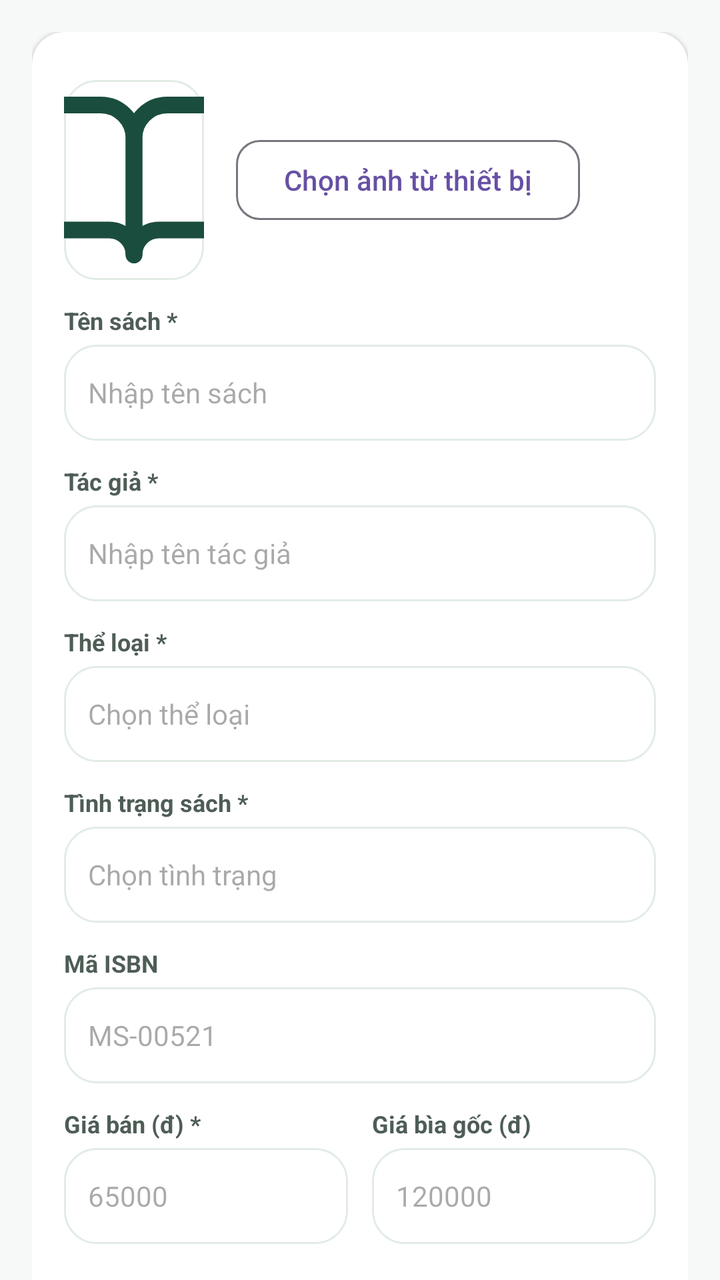
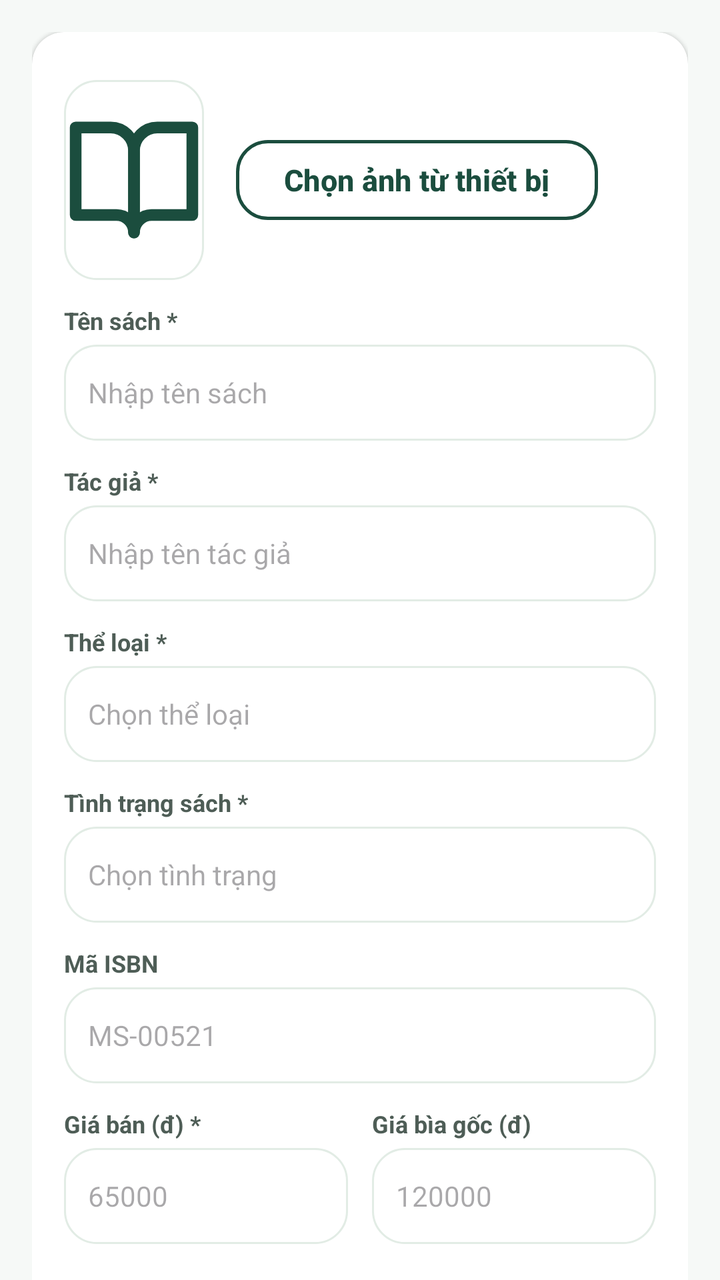

Before-and-after screenshots of an Android layout around one commit, followed by the original layout XML and the change that was made.
<!-- AndroidManifest.xml: application theme Theme.Quanlycuahangsachcu -->
<!-- res/layout/fragment_add_book.xml -->
<?xml version="1.0" encoding="utf-8"?>
<androidx.core.widget.NestedScrollView xmlns:android="http://schemas.android.com/apk/res/android"
    xmlns:app="http://schemas.android.com/apk/res-auto"
    android:layout_width="match_parent"
    android:layout_height="match_parent"
    android:background="@color/background"
    android:fillViewport="true">

    <LinearLayout
        android:layout_width="match_parent"
        android:layout_height="wrap_content"
        android:orientation="vertical"
        android:padding="16dp">

        <androidx.cardview.widget.CardView
            android:layout_width="match_parent"
            android:layout_height="wrap_content"
            app:cardCornerRadius="16dp"
            app:cardElevation="1dp"
            app:cardBackgroundColor="@color/surface">

            <LinearLayout
                android:layout_width="match_parent"
                android:layout_height="wrap_content"
                android:orientation="vertical"
                android:padding="16dp">

                
                <LinearLayout
                    android:layout_width="match_parent"
                    android:layout_height="wrap_content"
                    android:layout_marginTop="8dp"
                    android:gravity="center_vertical"
                    android:orientation="horizontal">

                    <ImageView
                        android:id="@+id/ivBookImage"
                        android:layout_width="70dp"
                        android:layout_height="100dp"
                        android:background="@drawable/bg_search_box"
                        android:contentDescription="Book Image"
                        android:scaleType="centerCrop"
                        android:src="@drawable/ic_book_open" />

                    <Button
                        android:id="@+id/btnSelectImage"
                        style="?attr/materialButtonOutlinedStyle"
                        android:layout_width="wrap_content"
                        android:layout_height="wrap_content"
                        android:layout_marginStart="16dp"
                        android:text="Chọn ảnh từ thiết bị"
                        app:cornerRadius="12dp" />
                </LinearLayout>

                
                <TextView
                    android:layout_width="wrap_content"
                    android:layout_height="wrap_content"
                    android:layout_marginTop="12dp"
                    android:text="Tên sách *"
                    android:textColor="@color/on_surface_variant"
                    android:textSize="12sp"
                    android:textStyle="bold" />

                <EditText
                    android:id="@+id/edtAddTitle"
                    android:layout_width="match_parent"
                    android:layout_height="48dp"
                    android:layout_marginTop="4dp"
                    android:autofillHints="name"
                    android:background="@drawable/bg_search_box"
                    android:hint="Nhập tên sách"
                    android:inputType="text"
                    android:paddingHorizontal="12dp"
                    android:textSize="14sp" />

                
                <TextView
                    android:layout_width="wrap_content"
                    android:layout_height="wrap_content"
                    android:layout_marginTop="12dp"
                    android:text="Tác giả *"
                    android:textColor="@color/on_surface_variant"
                    android:textSize="12sp"
                    android:textStyle="bold" />

                <EditText
                    android:id="@+id/edtAddAuthor"
                    android:layout_width="match_parent"
                    android:layout_height="48dp"
                    android:layout_marginTop="4dp"
                    android:autofillHints="name"
                    android:background="@drawable/bg_search_box"
                    android:hint="Nhập tên tác giả"
                    android:inputType="text"
                    android:paddingHorizontal="12dp"
                    android:textSize="14sp" />

                
                <TextView
                    android:layout_width="wrap_content"
                    android:layout_height="wrap_content"
                    android:layout_marginTop="12dp"
                    android:text="Thể loại *"
                    android:textColor="@color/on_surface_variant"
                    android:textSize="12sp"
                    android:textStyle="bold" />

                <AutoCompleteTextView
                    android:id="@+id/autoCompleteCategory"
                    android:layout_width="match_parent"
                    android:layout_height="48dp"
                    android:layout_marginTop="4dp"
                    android:background="@drawable/bg_search_box"
                    android:clickable="true"
                    android:focusable="true"
                    android:hint="Chọn thể loại"
                    android:inputType="none"
                    android:paddingHorizontal="12dp"
                    android:textSize="14sp" />

                
                <TextView
                    android:layout_width="wrap_content"
                    android:layout_height="wrap_content"
                    android:layout_marginTop="12dp"
                    android:text="Tình trạng sách *"
                    android:textColor="@color/on_surface_variant"
                    android:textSize="12sp"
                    android:textStyle="bold" />

                <AutoCompleteTextView
                    android:id="@+id/autoCompleteCondition"
                    android:layout_width="match_parent"
                    android:layout_height="48dp"
                    android:layout_marginTop="4dp"
                    android:background="@drawable/bg_search_box"
                    android:clickable="true"
                    android:focusable="true"
                    android:hint="Chọn tình trạng"
                    android:inputType="none"
                    android:paddingHorizontal="12dp"
                    android:textSize="14sp" />

                
                <TextView
                    android:layout_width="wrap_content"
                    android:layout_height="wrap_content"
                    android:layout_marginTop="12dp"
                    android:text="Mã ISBN"
                    android:textColor="@color/on_surface_variant"
                    android:textSize="12sp"
                    android:textStyle="bold" />

                <LinearLayout
                    android:layout_width="match_parent"
                    android:layout_height="wrap_content"
                    android:layout_marginTop="4dp"
                    android:baselineAligned="false"
                    android:orientation="horizontal">

                    <EditText
                        android:id="@+id/edtAddIsbn"
                        android:layout_width="0dp"
                        android:layout_height="48dp"
                        android:layout_weight="1"
                        android:autofillHints="postalCode"
                        android:background="@drawable/bg_search_box"
                        android:hint="MS-00521"
                        android:inputType="text"
                        android:paddingHorizontal="12dp"
                        android:textSize="14sp" />

                </LinearLayout>

                
                <LinearLayout
                    android:layout_width="match_parent"
                    android:layout_height="wrap_content"
                    android:layout_marginTop="12dp"
                    android:baselineAligned="false"
                    android:orientation="horizontal"
                    android:weightSum="2">

                    <LinearLayout
                        android:layout_width="0dp"
                        android:layout_height="wrap_content"
                        android:layout_weight="1"
                        android:layout_marginEnd="6dp"
                        android:orientation="vertical">

                        <TextView
                            android:layout_width="wrap_content"
                            android:layout_height="wrap_content"
                            android:text="Giá bán (đ) *"
                            android:textColor="@color/on_surface_variant"
                            android:textSize="12sp"
                            android:textStyle="bold" />

                        <EditText
                            android:id="@+id/edtAddPrice"
                            android:layout_width="match_parent"
                            android:layout_height="48dp"
                            android:layout_marginTop="4dp"
                            android:autofillHints="creditCardNumber"
                            android:background="@drawable/bg_search_box"
                            android:hint="65000"
                            android:inputType="number"
                            android:paddingHorizontal="12dp"
                            android:textSize="14sp" />
                    </LinearLayout>

                    <LinearLayout
                        android:layout_width="0dp"
                        android:layout_height="wrap_content"
                        android:layout_weight="1"
                        android:layout_marginStart="6dp"
                        android:orientation="vertical">

                        <TextView
                            android:layout_width="wrap_content"
                            android:layout_height="wrap_content"
                            android:text="Giá bìa gốc (đ)"
                            android:textColor="@color/on_surface_variant"
                            android:textSize="12sp"
                            android:textStyle="bold" />

                        <EditText
                            android:id="@+id/edtAddOriginalPrice"
                            android:layout_width="match_parent"
                            android:layout_height="48dp"
                            android:layout_marginTop="4dp"
                            android:autofillHints="creditCardNumber"
                            android:background="@drawable/bg_search_box"
                            android:hint="120000"
                            android:inputType="number"
                            android:paddingHorizontal="12dp"
                            android:textSize="14sp" />
                    </LinearLayout>
                </LinearLayout>

                
                <LinearLayout
                    android:layout_width="match_parent"
                    android:layout_height="wrap_content"
                    android:layout_marginTop="24dp"
                    android:orientation="horizontal"
                    android:weightSum="2">

                    <Button
                        android:id="@+id/btnCancel"
                        style="?attr/materialButtonOutlinedStyle"
                        android:layout_width="0dp"
                        android:layout_height="52dp"
                        android:layout_weight="1"
                        android:layout_marginEnd="8dp"
                        android:backgroundTint="@android:color/transparent"
                        android:text="Hủy"
                        android:textColor="@color/primary"
                        android:textSize="15sp"
                        android:textStyle="bold"
                        app:cornerRadius="16dp"
                        app:strokeColor="@color/primary"
                        app:strokeWidth="1.5dp" />

                    <Button
                        android:id="@+id/btnSaveBook"
                        android:layout_width="0dp"
                        android:layout_height="52dp"
                        android:layout_weight="1"
                        android:layout_marginStart="8dp"
                        android:backgroundTint="@color/primary"
                        android:text="Lưu sách"
                        android:textColor="@color/white"
                        android:textSize="15sp"
                        android:textStyle="bold"
                        app:cornerRadius="16dp" />
                </LinearLayout>
            </LinearLayout>
        </androidx.cardview.widget.CardView>

        <View
            android:layout_width="match_parent"
            android:layout_height="90dp" />

    </LinearLayout>
</androidx.core.widget.NestedScrollView>
<!-- resources referenced by this layout -->
<resources>
  <color name="background">#F6F9F7</color>
  <color name="on_surface_variant">#4E5D56</color>
  <color name="primary">#1B4D3E</color>
  <color name="surface">#FFFFFF</color>
  <color name="white">#FFFFFF</color>
  <!-- drawable bg_search_box (drawable) -->
  <?xml version="1.0" encoding="utf-8"?>
  <shape xmlns:android="http://schemas.android.com/apk/res/android"
      android:shape="rectangle">
      <solid android:color="@color/surface" />
      <corners android:radius="16dp" />
      <stroke android:width="1dp" android:color="#E2ECE5" />
  </shape>
  <!-- drawable ic_book_open (drawable) -->
  <vector xmlns:android="http://schemas.android.com/apk/res/android"
      android:width="24dp"
      android:height="24dp"
      android:viewportWidth="24"
      android:viewportHeight="24">
      <path
          android:strokeColor="#1B4D3E"
          android:strokeWidth="2"
          android:strokeLineCap="round"
          android:strokeLineJoin="round"
          android:pathData="M2,3h6a4,4 0 0,1 4,4v14a3,3 0 0,0 -3,-3H2z"/>
      <path
          android:strokeColor="#1B4D3E"
          android:strokeWidth="2"
          android:strokeLineCap="round"
          android:strokeLineJoin="round"
          android:pathData="M22,3h-6a4,4 0 0,0 -4,4v14a3,3 0 0,1 3,-3h7z"/>
  </vector>
  <style name="Theme.Quanlycuahangsachcu" parent="Base.Theme.Quanlycuahangsachcu" />
  <style name="Base.Theme.Quanlycuahangsachcu" parent="Theme.Material3.DayNight.NoActionBar">
          
          
      </style>
</resources>

<!-- the commit's change to res/layout/fragment_add_book.xml (unified diff, before → after) -->
@@ -39,17 +39,23 @@
                         android:layout_height="100dp"
                         android:background="@drawable/bg_search_box"
                         android:contentDescription="Book Image"
-                        android:scaleType="centerCrop"
+                        android:scaleType="fitCenter"
                         android:src="@drawable/ic_book_open" />
 
                     <Button
                         android:id="@+id/btnSelectImage"
-                        style="?attr/materialButtonOutlinedStyle"
+                        android:backgroundTint="@android:color/transparent"
+                        android:textColor="@color/primary"
+                        android:textSize="15sp"
+                        android:textStyle="bold"
+                        app:cornerRadius="16dp"
+                        app:strokeColor="@color/primary"
+                        app:strokeWidth="1.5dp"
                         android:layout_width="wrap_content"
                         android:layout_height="wrap_content"
                         android:layout_marginStart="16dp"
                         android:text="Chọn ảnh từ thiết bị"
-                        app:cornerRadius="12dp" />
+                        />
                 </LinearLayout>
 
                 
